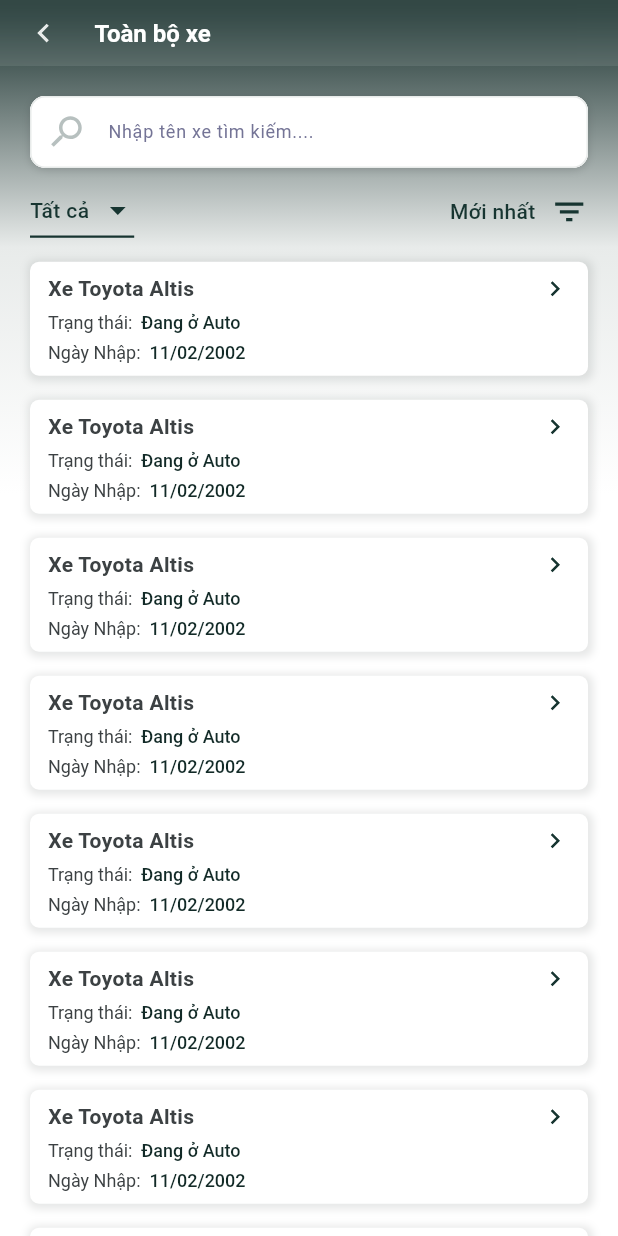
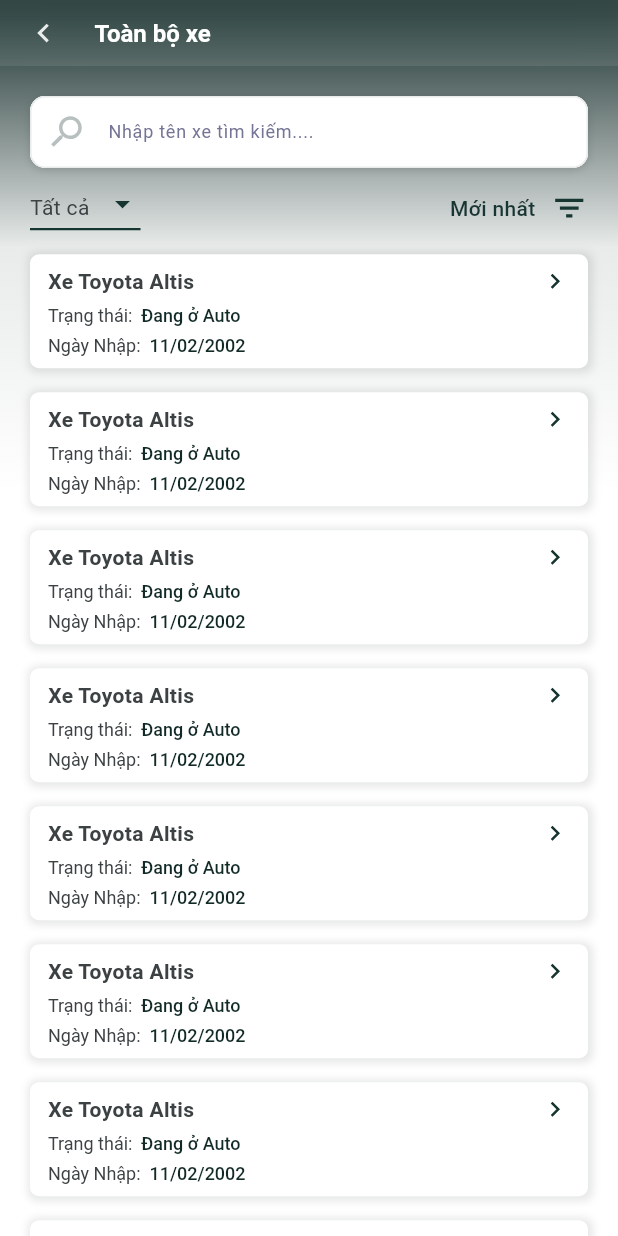
Before and after one commit to roll-t/auto_fin, a Flutter app: the AllCarPage screen opened by its route, on a phone screen of 412 x 824 dp. Run offline on Flutter 3.47's test engine with Material 3 defaults, Android fonts, the phone set to English and light mode, and no system bars; our stand-ins replace cached_network_image, connectivity_plus, dio, firebase_core, firebase_database, firebase_messaging and 9 more; missing offline and left inert: flutter_background_service; accounts and stored records are empty.

Commit message:
car feature

```diff
--- a/lib/app.dart
+++ b/lib/app.dart
@@ -8,11 +8,10 @@ import 'package:auto_fin/features/notFound/page/not_found_page.dart';
 import 'package:auto_fin/features/splash/presentation/page/splash_page.dart';
 import 'package:auto_fin/features/theme/controller/theme_controller.dart';
 import 'package:flutter/material.dart';
+// ignore: depend_on_referenced_packages
+import 'package:flutter_localizations/flutter_localizations.dart';
 import 'package:get/get.dart';
 import 'package:responsive_sizer/responsive_sizer.dart';
-// ignore: depend_on_referenced_packages
-import 'package:flutter_localizations/flutter_localizations.dart';
-
 
 class App extends StatelessWidget {
   const App({super.key});
--- a/lib/core/config/const/enum.dart
+++ b/lib/core/config/const/enum.dart
@@ -10,3 +10,8 @@ enum AlertType {
   error,
   warning,
 }
+
+enum SortType {
+  newest,
+  oldest,
+}
--- /dev/null
+++ b/lib/core/data/model/popup_dropdown_model.dart
@@ -0,0 +1,9 @@
+class PopupDropdownModel {
+  final String id;
+  final String label;
+
+  const PopupDropdownModel({
+    required this.id,
+    required this.label,
+  });
+}
--- /dev/null
+++ b/lib/core/ui/widgets/filter/popup_dropdown/popup_dropdown_controller.dart
@@ -0,0 +1,22 @@
+import 'package:auto_fin/core/data/model/popup_dropdown_model.dart';
+import 'package:get/get.dart';
+
+class PopupDropdownController extends GetxController {
+  PopupDropdownController(
+      {required this.listItem, PopupDropdownModel? selectedItem})
+      : selectedItem = (selectedItem ?? listItem.first).obs;
+
+  final Rx<PopupDropdownModel> selectedItem;
+  final RxList<PopupDropdownModel> listItem;
+
+  void selectItem(PopupDropdownModel value) {
+    selectedItem.value = value;
+  }
+
+  @override
+  void onClose() {
+    selectedItem.close();
+    listItem.close();
+    super.onClose();
+  }
+}
--- /dev/null
+++ b/lib/core/ui/widgets/filter/popup_dropdown/popup_dropdown_widget.dart
@@ -0,0 +1,83 @@
+import 'package:auto_fin/core/config/theme/app_theme_colors.dart';
+import 'package:auto_fin/core/data/model/popup_dropdown_model.dart';
+import 'package:auto_fin/core/ui/widgets/filter/popup_dropdown/popup_dropdown_controller.dart';
+import 'package:auto_fin/core/ui/widgets/texts/text_widget.dart';
+import 'package:flutter/material.dart';
+import 'package:get/get.dart';
+
+class CustomPopupDropdown extends StatelessWidget {
+  final PopupDropdownController controller;
+  const CustomPopupDropdown({
+    super.key,
+    required this.controller,
+  });
+  @override
+  Widget build(BuildContext context) {
+    return InkWell(
+      onTap: () => _showPopupMenu(context),
+      child: Container(
+        decoration: BoxDecoration(
+          border: Border(
+            bottom: BorderSide(
+              width: 1.5,
+              color: AppThemeColors.primary,
+            ),
+          ),
+        ),
+        child: Column(
+          children: [
+            Row(
+              crossAxisAlignment: CrossAxisAlignment.center,
+              children: [
+                Obx(
+                  () => TextWidget(
+                    text: controller.selectedItem.value.label,
+                    size: 14,
+                  ),
+                ),
+                const SizedBox(width: 10),
+                Padding(
+                  padding: const EdgeInsets.only(bottom: 4),
+                  child: Icon(
+                    Icons.arrow_drop_down,
+                    color: AppThemeColors.primary,
+                  ),
+                )
+              ],
+            ),
+          ],
+        ),
+      ),
+    );
+  }
+
+  void _showPopupMenu(BuildContext context) async {
+    // Tìm vị trí widget trên màn hình
+    final RenderBox renderBox = context.findRenderObject() as RenderBox;
+    final Offset offset = renderBox.localToGlobal(Offset.zero);
+    final Size size = renderBox.size;
+
+    // Hiển thị popup ngay bên dưới
+    final selected = await showMenu<PopupDropdownModel>(
+      context: context,
+      position: RelativeRect.fromLTRB(
+        offset.dx,
+        offset.dy + size.height + 5,
+        offset.dx + size.width,
+        offset.dy,
+      ),
+      items: controller.listItem
+          .map(
+            (item) => PopupMenuItem<PopupDropdownModel>(
+              value: item,
+              child: TextWidget(text: item.label),
+            ),
+          )
+          .toList(),
+    );
+
+    if (selected != null) {
+      controller.selectItem(selected);
+    }
+  }
+}
--- /dev/null
+++ b/lib/core/ui/widgets/filter/sort/Sort_toggle_widget.dart
@@ -0,0 +1,44 @@
+import 'package:auto_fin/core/config/const/app_icons.dart';
+import 'package:auto_fin/core/config/theme/app_theme_colors.dart';
+import 'package:auto_fin/core/ui/widgets/texts/text_widget.dart';
+import 'package:auto_fin/core/utils/utils.dart';
+import 'package:flutter/material.dart';
+import 'package:get/get.dart';
+
+import 'sort_controller.dart';
+
+class SortToggleWidget extends StatelessWidget {
+  final SortController controller;
+  const SortToggleWidget({
+    super.key,
+    required this.controller,
+  });
+
+  @override
+  Widget build(BuildContext context) {
+    return InkWell(
+      onTap: controller.toggleSort,
+      child: Column(
+        children: [
+          Row(
+            crossAxisAlignment: CrossAxisAlignment.center,
+            children: [
+              Obx(
+                () => TextWidget(
+                  text: controller.label,
+                  fontWeight: FontWeight.w500,
+                  color: AppThemeColors.primary,
+                ),
+              ),
+              const SizedBox(width: 10),
+              Utils.iconSvg(
+                svgUrl: AppIcons.icFilter,
+                color: AppThemeColors.primary,
+              )
+            ],
+          ),
+        ],
+      ),
+    );
+  }
+}
--- /dev/null
+++ b/lib/core/ui/widgets/filter/sort/sort_controller.dart
@@ -0,0 +1,21 @@
+import 'package:auto_fin/core/config/const/enum.dart';
+import 'package:get/get.dart';
+
+class SortController extends GetxController {
+  var sortType = SortType.newest.obs;
+
+  void toggleSort() {
+    sortType.value =
+        sortType.value == SortType.newest ? SortType.oldest : SortType.newest;
+  }
+
+  String get label {
+    return sortType.value == SortType.newest ? 'Mới nhất' : 'Cũ nhất';
+  }
+
+  @override
+  void onClose() {
+    sortType.close();
+    super.onClose();
+  }
+}
--- a/lib/core/ui/widgets/inputs/year_picker_text_field_widget.dart
+++ b/lib/core/ui/widgets/inputs/year_picker_text_field_widget.dart
@@ -1,5 +1,6 @@
 import 'package:auto_fin/core/config/theme/app_colors.dart';
 import 'package:auto_fin/core/ui/widgets/inputs/custom_text_field.dart';
+import 'package:auto_fin/core/utils/keyboard_utils.dart';
 import 'package:flutter/material.dart';
 
 class YearPickerTextField extends StatefulWidget {
@@ -29,6 +30,7 @@ class YearPickerTextField extends StatefulWidget {
 class _YearPickerTextFieldState extends State<YearPickerTextField> {
   void _showYearPicker() async {
     if (!widget.enabled) return;
+    KeyboardUtils.hiddenKeyboard();
 
     int? picked = await showDialog<int>(
       context: context,
--- a/lib/core/ui/widgets/standard_layout_widget.dart
+++ b/lib/core/ui/widgets/standard_layout_widget.dart
@@ -1,6 +1,7 @@
 import 'package:auto_fin/core/config/theme/app_colors.dart';
 import 'package:auto_fin/core/config/theme/app_theme_colors.dart';
 import 'package:auto_fin/core/ui/widgets/app_bar/custom_appbar.dart';
+import 'package:auto_fin/core/utils/keyboard_utils.dart';
 import 'package:flutter/material.dart';
 
 class StandardLayoutWidget extends StatelessWidget {
@@ -23,9 +24,7 @@ class StandardLayoutWidget extends StatelessWidget {
   @override
   Widget build(BuildContext context) {
     return GestureDetector(
-      onTap: () {
-        FocusManager.instance.primaryFocus?.unfocus();
-      },
+      onTap: KeyboardUtils.hiddenKeyboard,
       child: Container(
         decoration: BoxDecoration(
           gradient: LinearGradient(
--- /dev/null
+++ b/lib/core/utils/keyboard_utils.dart
@@ -0,0 +1,8 @@
+import 'package:flutter/material.dart';
+
+class KeyboardUtils {
+  static void hiddenKeyboard() {
+    print("phuoc truong");
+    FocusManager.instance.primaryFocus?.unfocus();
+  }
+}
--- a/lib/features/showroom/car_manage/presentation/controller/all_car_controller.dart
+++ b/lib/features/showroom/car_manage/presentation/controller/all_car_controller.dart
@@ -1 +1,22 @@
-class AllCarController {}
+import 'package:auto_fin/core/data/model/popup_dropdown_model.dart';
+import 'package:auto_fin/core/ui/widgets/filter/popup_dropdown/popup_dropdown_controller.dart';
+import 'package:auto_fin/core/ui/widgets/filter/sort/sort_controller.dart';
+import 'package:get/get.dart';
+
+class AllCarController extends GetxController {
+  final PopupDropdownController filterCarPopup = PopupDropdownController(
+    listItem: [
+      const PopupDropdownModel(id: 'all', label: 'Tất cả'),
+      const PopupDropdownModel(id: 'new_car', label: 'Xe mới'),
+      const PopupDropdownModel(id: 'used_car', label: 'Xe cũ'),
+    ].obs,
+  );
+
+  final SortController sortController = SortController();
+
+  @override
+  void onClose() {
+    filterCarPopup.dispose();
+    super.onClose();
+  }
+}
--- a/lib/features/showroom/car_manage/presentation/page/all_car_page.dart
+++ b/lib/features/showroom/car_manage/presentation/page/all_car_page.dart
@@ -1,8 +1,6 @@
-import 'package:auto_fin/core/config/const/app_icons.dart';
-import 'package:auto_fin/core/config/theme/app_theme_colors.dart';
+import 'package:auto_fin/core/ui/widgets/filter/popup_dropdown/popup_dropdown_widget.dart';
+import 'package:auto_fin/core/ui/widgets/filter/sort/Sort_toggle_widget.dart';
 import 'package:auto_fin/core/ui/widgets/standard_layout_widget.dart';
-import 'package:auto_fin/core/ui/widgets/texts/text_widget.dart';
-import 'package:auto_fin/core/utils/utils.dart';
 import 'package:auto_fin/features/showroom/car_manage/presentation/controller/all_car_controller.dart';
 import 'package:auto_fin/features/showroom/car_manage/presentation/page/car_detail_page.dart';
 import 'package:auto_fin/features/showroom/car_manage/presentation/widget/car_item_widget.dart';
@@ -16,25 +14,27 @@ class AllCarPage extends GetView<AllCarController> {
 
   @override
   Widget build(BuildContext context) {
-    return const StandardLayoutWidget(
-      padding: EdgeInsets.only(top: 20),
+    return StandardLayoutWidget(
+      padding: const EdgeInsets.only(top: 20),
       titleAppBar: "Toàn bộ xe",
 
       ///---> [Build-body]
       bodyBuilder: Column(
         children: [
           Padding(
-            padding: EdgeInsets.symmetric(horizontal: 20),
+            padding: const EdgeInsets.symmetric(horizontal: 20),
             child: Column(
               children: [
-                SearchCardWidget(),
-                SizedBox(height: 12),
-                FilterBarWidget(),
+                const SearchCardWidget(),
+                const SizedBox(height: 12),
+                FilterBarWidget(
+                  controller: controller,
+                ),
               ],
             ),
           ),
-          SizedBox(height: 8.0),
-          ListCarWidget()
+          const SizedBox(height: 8.0),
+          const ListCarWidget()
         ],
       ),
     );
@@ -68,71 +68,18 @@ class ListCarWidget extends StatelessWidget {
 }
 
 class FilterBarWidget extends StatelessWidget {
+  final AllCarController controller;
   const FilterBarWidget({
     super.key,
+    required this.controller,
   });
   @override
   Widget build(BuildContext context) {
     return Row(
       mainAxisAlignment: MainAxisAlignment.spaceBetween,
       children: [
-        InkWell(
-          onTap: () {},
-          child: Container(
-            decoration: BoxDecoration(
-              border: Border(
-                bottom: BorderSide(
-                  width: 1.5,
-                  color: AppThemeColors.primary,
-                ),
-              ),
-            ),
-            child: Column(
-              children: [
-                Row(
-                  crossAxisAlignment: CrossAxisAlignment.center,
-                  children: [
-                    TextWidget(
-                      text: "Tất cả",
-                      color: AppThemeColors.primary,
-                      fontWeight: FontWeight.w500,
-                    ),
-                    const SizedBox(width: 5),
-                    Padding(
-                      padding: const EdgeInsets.only(bottom: 8),
-                      child: Utils.iconSvg(
-                        svgUrl: AppIcons.icArrowDropDown,
-                        color: AppThemeColors.primary,
-                      ),
-                    )
-                  ],
-                ),
-              ],
-            ),
-          ),
-        ),
-        InkWell(
-          onTap: () {},
-          child: Column(
-            children: [
-              Row(
-                crossAxisAlignment: CrossAxisAlignment.center,
-                children: [
-                  TextWidget(
-                    text: "Mới nhất",
-                    fontWeight: FontWeight.w500,
-                    color: AppThemeColors.primary,
-                  ),
-                  const SizedBox(width: 10),
-                  Utils.iconSvg(
-                    svgUrl: AppIcons.icFilter,
-                    color: AppThemeColors.primary,
-                  )
-                ],
-              ),
-            ],
-          ),
-        ),
+        CustomPopupDropdown(controller: controller.filterCarPopup),
+        SortToggleWidget(controller: controller.sortController),
       ],
     );
   }
--- a/lib/features/showroom/car_manage/presentation/widget/search_car_widget.dart
+++ b/lib/features/showroom/car_manage/presentation/widget/search_car_widget.dart
@@ -15,7 +15,7 @@ class SearchCardWidget extends StatelessWidget {
     return CustomTextField(
       enableBorder: true,
       prefixIcon: Padding(
-        padding: const EdgeInsetsGeometry.all(10),
+        padding: const EdgeInsets.all(10),
         child: Utils.iconSvg(
           svgUrl: AppIcons.icSearch,
         ),
--- a/pubspec.yaml
+++ b/pubspec.yaml
@@ -41,8 +41,8 @@ dependencies:
   logger: ^2.5.0
   cached_network_image: ^3.4.1
   flutter_localization: ^0.3.3
-  intl: ^0.20.2
   fluttertoast: ^8.2.12
+  intl: ^0.19.0
 
 dev_dependencies:
   flutter_test:
```
Also changed, not shown: lib/core/ui/widgets/dialogs/dialog_utils.dart (+86 -0 lines), lib/core/ui/widgets/inputs/custom_text_field.dart (+9 -7 lines), lib/core/ui/widgets/inputs/date_time_picker_text_field_widget.dart (+5 -3 lines), lib/features/main/presentation/page/main_page.dart (+11 -1 lines), lib/core/ui/widgets/inputs/custom_dropdown.dart (deleted), 13 other files.
